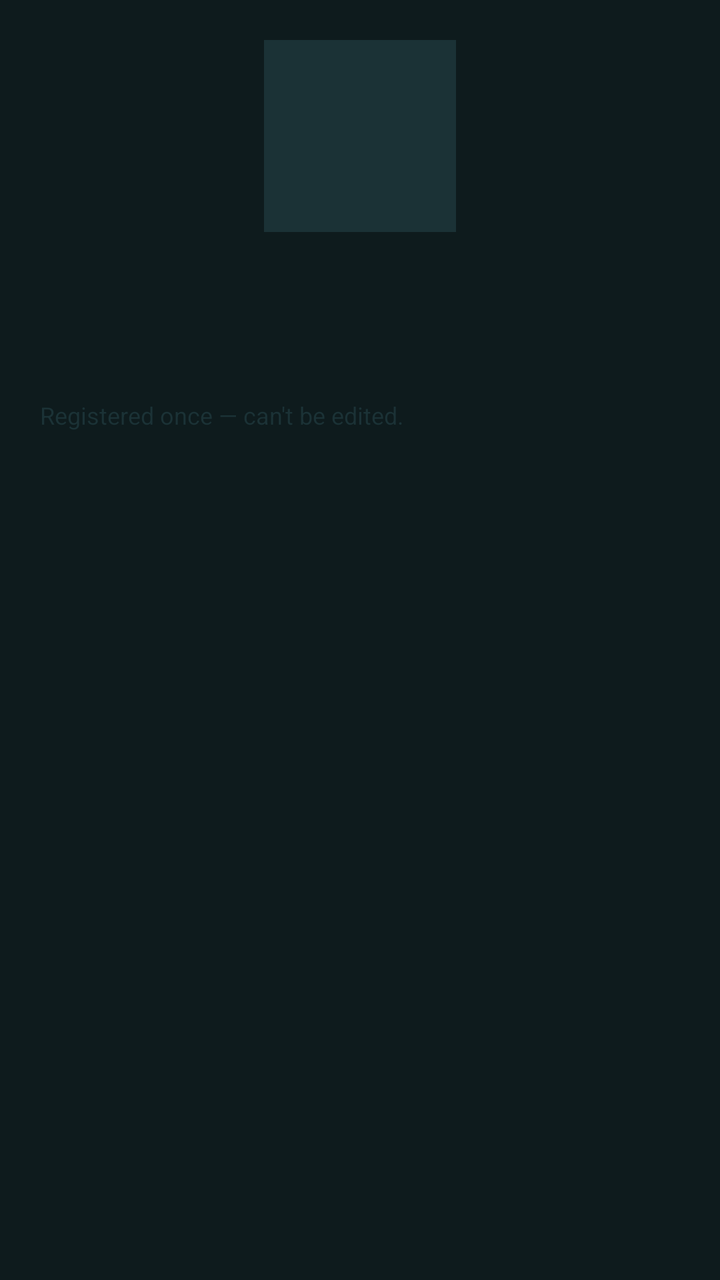
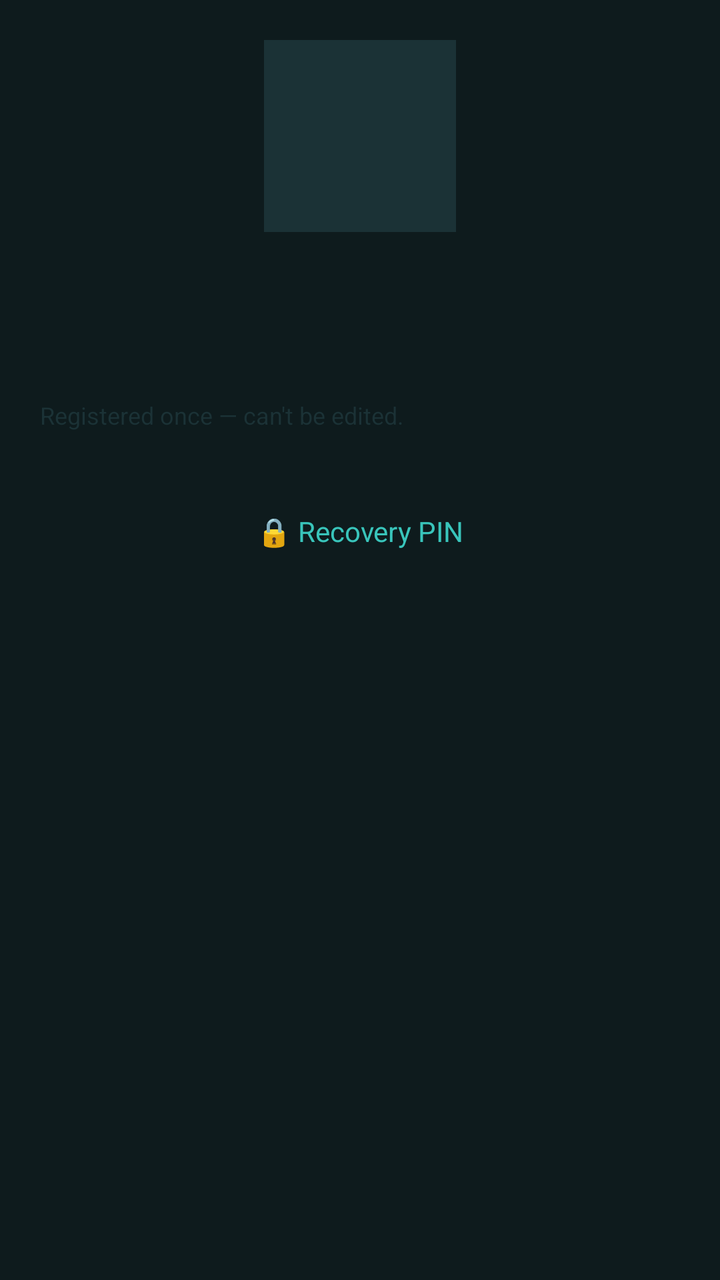

Compare the two renders of this Android layout. The source of the first and the diff that turns it into the second are given below.
<!-- AndroidManifest.xml: application theme Theme.FindMe -->
<!-- res/layout/dialog_profile_info.xml -->
<?xml version="1.0" encoding="utf-8"?>
<LinearLayout xmlns:android="http://schemas.android.com/apk/res/android"
    android:layout_width="match_parent"
    android:layout_height="wrap_content"
    android:orientation="vertical"
    android:padding="20dp">

    <ImageView
        android:id="@+id/profileInfoPhoto"
        android:layout_width="96dp"
        android:layout_height="96dp"
        android:layout_gravity="center_horizontal"
        android:background="@color/sand_700"
        android:scaleType="centerCrop"
        android:contentDescription="@string/profile_photo" />

    <TextView
        android:id="@+id/profileInfoName"
        android:layout_width="match_parent"
        android:layout_height="wrap_content"
        android:layout_marginTop="16dp"
        android:textStyle="bold"
        android:textSize="18sp" />

    <TextView
        android:id="@+id/profileInfoPhone"
        android:layout_width="match_parent"
        android:layout_height="wrap_content"
        android:layout_marginTop="8dp" />

    <TextView
        android:id="@+id/profileInfoDescription"
        android:layout_width="match_parent"
        android:layout_height="wrap_content"
        android:layout_marginTop="8dp"
        android:visibility="gone" />

    <TextView
        android:id="@+id/profileInfoLockedNote"
        android:layout_width="match_parent"
        android:layout_height="wrap_content"
        android:layout_marginTop="16dp"
        android:text="@string/profile_info_locked_note"
        android:textColor="@color/sand_700"
        android:textSize="12sp" />

</LinearLayout>
<!-- resources referenced by this layout -->
<resources>
  <color name="sand_700">#1B3236</color>
  <string name="profile_info_locked_note">Registered once — can\'t be edited.</string>
  <string name="profile_photo">Profile photo</string>
  <style name="Theme.FindMe" parent="Theme.MaterialComponents.DayNight.NoActionBar">
          <item name="colorPrimary">@color/amber_500</item>
          <item name="colorPrimaryDark">@color/sand_900</item>
          <item name="colorAccent">@color/teal_400</item>
          <item name="android:statusBarColor" tools:targetApi="21">@color/sand_900</item>
          <item name="android:windowBackground">@color/sand_900</item>
      </style>
  <color name="amber_500">#F2A541</color>
  <color name="sand_900">#0E1B1D</color>
  <color name="teal_400">#39C5BB</color>
</resources>

<!-- the commit's change to res/layout/dialog_profile_info.xml (unified diff, before → after) -->
@@ -44,4 +44,22 @@
         android:textColor="@color/sand_700"
         android:textSize="12sp" />
 
+    <TextView
+        android:id="@+id/profileInfoPinStatus"
+        android:layout_width="match_parent"
+        android:layout_height="wrap_content"
+        android:layout_marginTop="8dp"
+        android:textColor="@color/sand_300"
+        android:textSize="12sp" />
+
+    <TextView
+        android:id="@+id/profileInfoPinButton"
+        android:layout_width="wrap_content"
+        android:layout_height="wrap_content"
+        android:layout_gravity="center_horizontal"
+        android:layout_marginTop="10dp"
+        android:padding="6dp"
+        android:text="@string/profile_set_pin_button"
+        android:textColor="@color/teal_400" />
+
 </LinearLayout>
<!-- resource entries referenced after the edit -->
@@ -1,8 +1,10 @@
 <!-- resources referenced by this layout -->
 <resources>
+  <color name="sand_300">#AFC9C7</color>
   <color name="sand_700">#1B3236</color>
   <string name="profile_info_locked_note">Registered once — can\'t be edited.</string>
   <string name="profile_photo">Profile photo</string>
+  <string name="profile_set_pin_button">🔒 Recovery PIN</string>
   <style name="Theme.FindMe" parent="Theme.MaterialComponents.DayNight.NoActionBar">
           <item name="colorPrimary">@color/amber_500</item>
           <item name="colorPrimaryDark">@color/sand_900</item>
